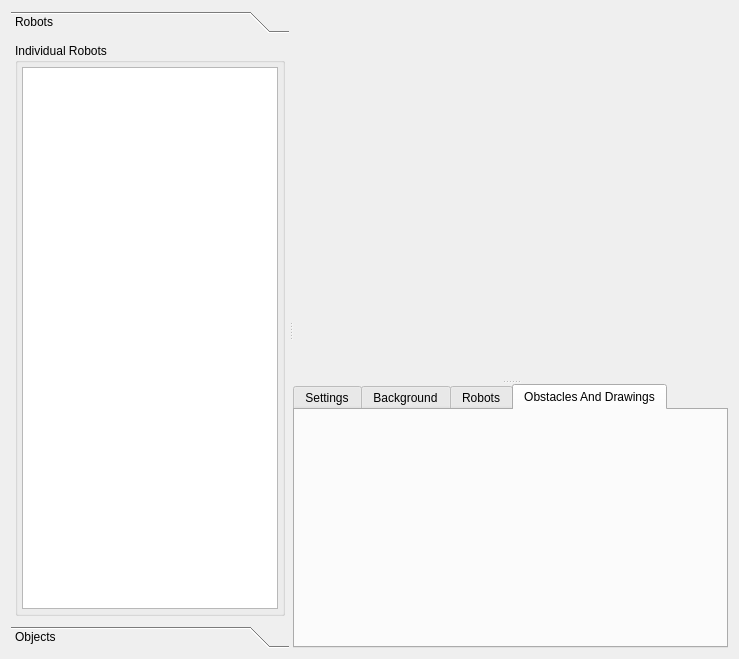
This is forms/robosimwidget.ui in gucwakj/RoboSim as Qt 5 draws it before an edit. The edited form follows.
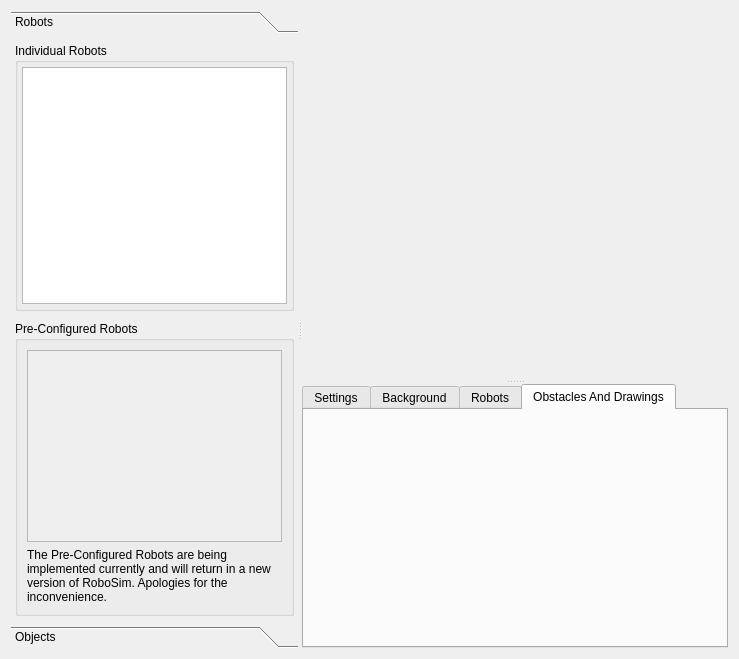
This is the edited form. The open tabs and pages were chosen to show the change. Custom widgets are drawn as their Qt base class.

Commit message: add disabled preconfig to GUI with note about future version

Patch:
```diff
--- a/forms/robosimwidget.ui
+++ b/forms/robosimwidget.ui
@@ -49,7 +49,7 @@
            <rect>
             <x>0</x>
             <y>0</y>
-            <width>274</width>
+            <width>284</width>
             <height>585</height>
            </rect>
           </property>
@@ -82,7 +82,7 @@
              </property>
              <layout class="QVBoxLayout" name="verticalLayout_4">
               <property name="spacing">
-               <number>4</number>
+               <number>2</number>
               </property>
               <property name="leftMargin">
                <number>4</number>
@@ -184,6 +184,125 @@
              </layout>
             </widget>
            </item>
+           <item>
+            <widget class="QGroupBox" name="group_preconfig">
+             <property name="toolTip">
+              <string>Pre-Configured Robots for the Scene</string>
+             </property>
+             <property name="title">
+              <string>Pre-Configured Robots</string>
+             </property>
+             <layout class="QVBoxLayout" name="verticalLayout_9">
+              <item>
+               <widget class="QListWidget" name="list_preconfig">
+                <property name="enabled">
+                 <bool>false</bool>
+                </property>
+                <property name="sizePolicy">
+                 <sizepolicy hsizetype="Preferred" vsizetype="Preferred">
+                  <horstretch>0</horstretch>
+                  <verstretch>0</verstretch>
+                 </sizepolicy>
+                </property>
+                <property name="toolTip">
+                 <string>Drag Pre-Configured Robots to the Robot List to add to Scene</string>
+                </property>
+                <property name="toolTipDuration">
+                 <number>-1</number>
+                </property>
+                <property name="horizontalScrollBarPolicy">
+                 <enum>Qt::ScrollBarAsNeeded</enum>
+                </property>
+                <property name="editTriggers">
+                 <set>QAbstractItemView::NoEditTriggers</set>
+                </property>
+                <property name="showDropIndicator" stdset="0">
+                 <bool>false</bool>
+                </property>
+                <property name="dragEnabled">
+                 <bool>true</bool>
+                </property>
+                <property name="dragDropMode">
+                 <enum>QAbstractItemView::NoDragDrop</enum>
+                </property>
+                <property name="defaultDropAction">
+                 <enum>Qt::CopyAction</enum>
+                </property>
+                <property name="alternatingRowColors">
+                 <bool>false</bool>
+                </property>
+                <property name="selectionMode">
+                 <enum>QAbstractItemView::SingleSelection</enum>
+                </property>
+                <property name="iconSize">
+                 <size>
+                  <width>64</width>
+                  <height>64</height>
+                 </size>
+                </property>
+                <property name="textElideMode">
+                 <enum>Qt::ElideRight</enum>
+                </property>
+                <property name="movement">
+                 <enum>QListView::Static</enum>
+                </property>
+                <property name="flow">
+                 <enum>QListView::LeftToRight</enum>
+                </property>
+                <property name="isWrapping" stdset="0">
+                 <bool>true</bool>
+                </property>
+                <property name="resizeMode">
+                 <enum>QListView::Adjust</enum>
+                </property>
+                <property name="layoutMode">
+                 <enum>QListView::SinglePass</enum>
+                </property>
+                <property name="spacing">
+                 <number>4</number>
+                </property>
+                <property name="gridSize">
+                 <size>
+                  <width>150</width>
+                  <height>68</height>
+                 </size>
+                </property>
+                <property name="viewMode">
+                 <enum>QListView::ListMode</enum>
+                </property>
+                <property name="uniformItemSizes">
+                 <bool>false</bool>
+                </property>
+                <property name="wordWrap">
+                 <bool>true</bool>
+                </property>
+                <property name="selectionRectVisible">
+                 <bool>true</bool>
+                </property>
+               </widget>
+              </item>
+              <item>
+               <widget class="QLabel" name="label">
+                <property name="sizePolicy">
+                 <sizepolicy hsizetype="Preferred" vsizetype="Preferred">
+                  <horstretch>0</horstretch>
+                  <verstretch>0</verstretch>
+                 </sizepolicy>
+                </property>
+                <property name="text">
+                 <string>&lt;html&gt;&lt;head/&gt;&lt;body&gt;&lt;p&gt;The Pre-Configured Robots are being implemented currently and will return in a new version of RoboSim.  Apologies for the inconvenience.&lt;/p&gt;&lt;/body&gt;&lt;/html&gt;</string>
+                </property>
+                <property name="alignment">
+                 <set>Qt::AlignLeading|Qt::AlignLeft|Qt::AlignVCenter</set>
+                </property>
+                <property name="wordWrap">
+                 <bool>true</bool>
+                </property>
+               </widget>
+              </item>
+             </layout>
+            </widget>
+           </item>
           </layout>
          </widget>
          <widget class="QWidget" name="objects">
```
Left out of the diff: 4 changed lines with no effect on the pictures. The commit also changes 23 other files.
